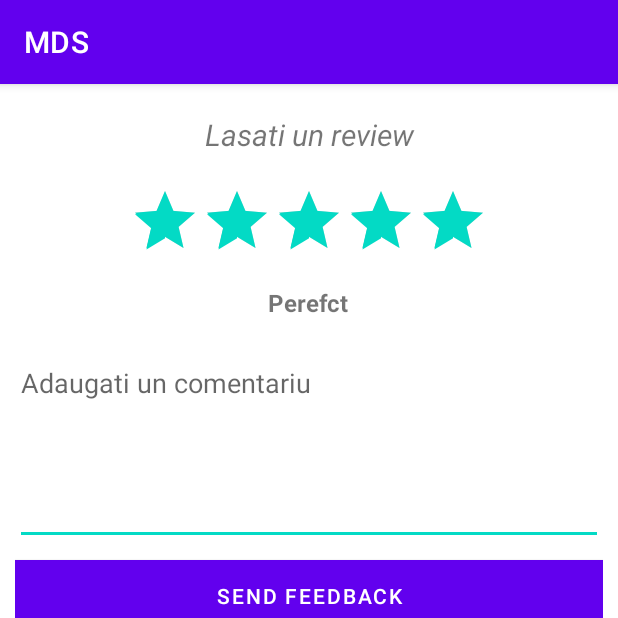
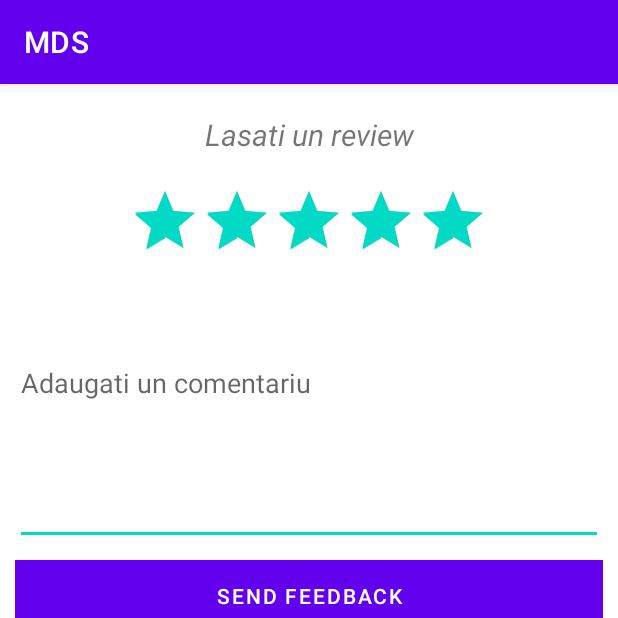
Before and after one commit to andreeamatei5810/Smart-Farmer, an Android app: the fragment RatingsFragment shown on its own in the app's theme, on a phone screen of 412 x 824 dp, the top half of it. Run offline under Robolectric (Android 15) with nearby library versions, the phone set to English and light mode, and no system bars.

Commit message:
rating 1 commit

```diff
--- a/app/src/main/res/layout/fragment_ratings.xml
+++ b/app/src/main/res/layout/fragment_ratings.xml
@@ -34,7 +34,7 @@
         android:layout_height="wrap_content"
         android:layout_gravity="center"
         android:layout_marginTop="10dp"
-        android:text="Perefct"
+        android:text=""
         android:textSize="16sp"
         android:textStyle="bold" />
 
```
